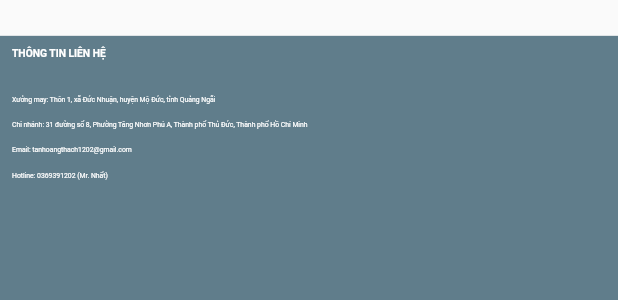
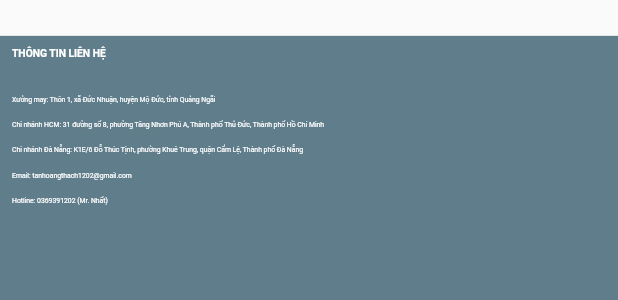
Before and after one commit to tranvanphay/tan_hoang_thach, a Flutter app: the FooterDesktop widget shown alone on an empty page, opened directly, on a phone screen of 412 x 824 dp. Shown: the top 300 px of the screen. Run offline on Flutter 3.47's test engine with Material 2 defaults, Android fonts, the light colour scheme and no system bars; our stand-ins replace carousel_slider, flutter_easyloading, flutter_screenutil, flutter_svg, get, google_fonts and 1 more; missing offline and left inert: nice_ripple; Roboto replaces fonts that are missing (Barlow).

Commit message:
change desc, add-on phone number and address, change icon, fix ripple FAB

```diff
--- a/lib/utils/images.dart
+++ b/lib/utils/images.dart
@@ -6,5 +6,7 @@ class AppImage {
   static const String benefitImg = 'assets/desktop/benefit.jpg';
   static const String zaloIcon = 'assets/icon/ic_zalo.svg';
   static const String messIcon = 'assets/icon/ic_messenger.svg';
+  static const String phoneIcon = 'assets/icon/ic_phone.svg';
+
   static const String appIcon = 'assets/logo.png';
 }
--- a/lib/utils/strings.dart
+++ b/lib/utils/strings.dart
@@ -9,7 +9,8 @@ class AppString {
 
   static const String messenger = 'http://m.me/tanhoangthach.pro';
 
-  static const String hotline = '0369391202';
+  static const String hotline1 = '0369391202';
+  static const String hotline2 = '0989487482';
 
   static const String getBenefitNow = "NHẬN ƯU ĐÃI NGAY";
 
@@ -88,7 +89,10 @@ class AppString {
       'Xưởng may: Thôn 1, xã Đức Nhuận, huyện Mộ Đức, tỉnh Quảng Ngãi';
 
   static const String address2 =
-      'Chi nhánh: 31 đường số 8, Phường Tăng Nhơn Phú A, Thành phố Thủ Đức, Thành phố Hồ Chí Minh';
+      'Chi nhánh HCM: 31 đường số 8, phường Tăng Nhơn Phú A, Thành phố Thủ Đức, Thành phố Hồ Chí Minh';
+
+  static const String address3 =
+      'Chi nhánh Đà Nẵng: K1E/6 Đỗ Thúc Tịnh, phường Khuê Trung, quận Cẩm Lệ, Thành phố Đà Nẵng';
 
   static const String email = 'Email: tanhoangthach1202@gmail.com';
 
--- a/lib/widget/desktop/footer_desktop.dart
+++ b/lib/widget/desktop/footer_desktop.dart
@@ -44,6 +44,13 @@ class FooterDesktop extends StatelessWidget {
                     height: 10.h,
                   ),
                   Text(
+                    AppString.address3,
+                    style: _contentStyle,
+                  ),
+                  SizedBox(
+                    height: 10.h,
+                  ),
+                  Text(
                     AppString.email,
                     style: _contentStyle,
                   ),
--- a/pubspec.yaml
+++ b/pubspec.yaml
@@ -1,5 +1,5 @@
 name: tan_hoang_thach
-description: A new Flutter project.
+description: Tân Hoàng Thạch là cơ sở sản xuất, thi công màn rèm uy tín với hơn 10 năm kinh nghiệm, mạng lưới phân phối lớn ở các tỉnh miền Trung, miền Nam và các tỉnh lân cận
 
 # The following line prevents the package from being accidentally published to
 # pub.dev using `flutter pub publish`. This is preferred for private packages.
```
Also changed, not shown: lib/widget/floating_action_button.dart (+58 -6 lines), lib/widget/mobile/footer_mobile.dart (+7 -0 lines), assets/icon/ic_phone.svg (added), 9 other files.
